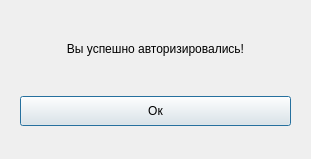
Above: ui/SuccessAutorizeDialog.ui from lilKOZACHKA/CleaningApp before the change. Below: the same form after it.
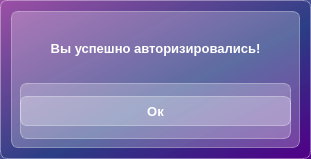
That is the form after the change.

```diff
--- a/ui/SuccessAutorizeDialog.ui
+++ b/ui/SuccessAutorizeDialog.ui
@@ -13,12 +13,31 @@
   <property name="windowTitle">
    <string>Успех</string>
   </property>
+  <property name="styleSheet">
+   <string notr="true">background-color:qlineargradient(spread:pad, x1:1, y1:1, x2:0, y2:0, stop:0 rgba(81, 0, 135, 255), stop:0.427447 rgba(41, 61, 132, 235), stop:1 rgba(155, 79, 165, 255));
+
+border: 1px solid  rgba(255, 255, 255, 90);
+border-radius: 7px;</string>
+  </property>
   <layout class="QVBoxLayout" name="verticalLayout_2">
    <item>
     <widget class="QWidget" name="widget" native="true">
+     <property name="styleSheet">
+      <string notr="true">background-color: rgba(255, 255, 255, 60);
+color: white;
+font-weight: bold;
+font-size: 10pt;</string>
+     </property>
      <layout class="QVBoxLayout" name="verticalLayout">
       <item>
        <widget class="QLabel" name="label">
+        <property name="styleSheet">
+         <string notr="true">color: white;
+font-weight: bold;
+font-size: 10pt;
+border: none;
+background: none;</string>
+        </property>
         <property name="text">
          <string>Вы успешно авторизировались!</string>
         </property>
@@ -29,6 +48,9 @@
       </item>
       <item>
        <widget class="QWidget" name="widget_2" native="true">
+        <property name="styleSheet">
+         <string notr="true"/>
+        </property>
         <layout class="QHBoxLayout" name="horizontalLayout">
          <property name="spacing">
           <number>0</number>
@@ -53,6 +75,12 @@
              <height>30</height>
             </size>
            </property>
+           <property name="styleSheet">
+            <string notr="true">color: white;
+font-weight: bold;
+font-size: 10pt;
+border-radius: 7px;</string>
+           </property>
            <property name="text">
             <string>Ок</string>
            </property>
```
